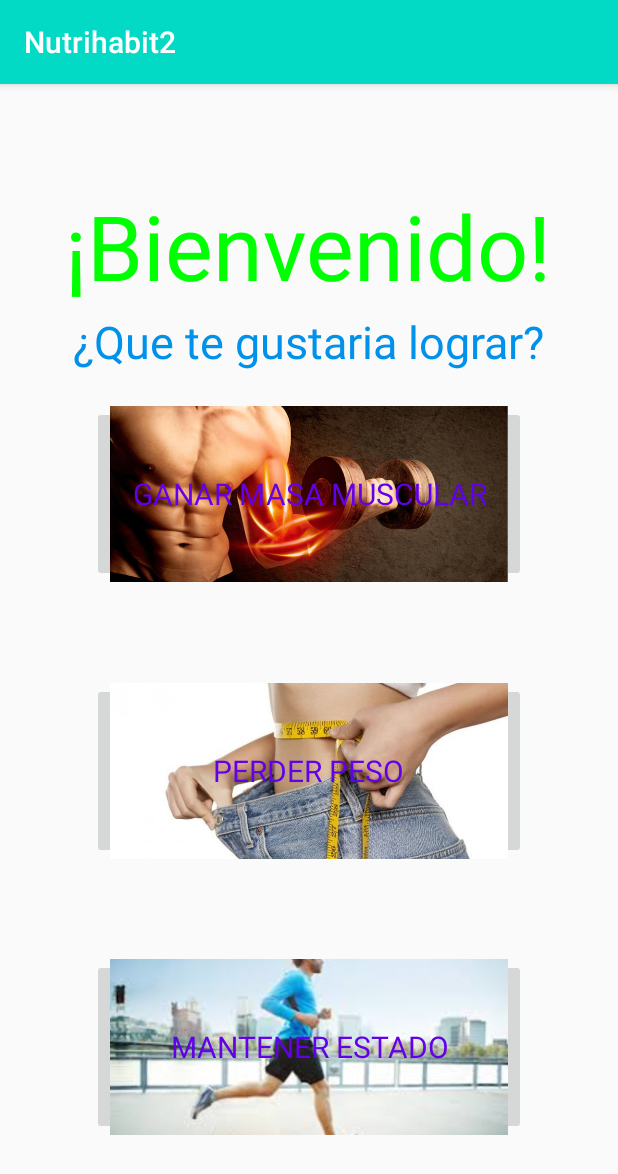
After one commit to juancamiloforero/Nutrihabit2, an Android app: the bienvenidaActivity screen opened directly, with no data from a screen before it, on a phone screen of 412 x 824 dp. The commit adds this screen. Shown: the top 1174 px of the screen. Run offline under Robolectric (Android 15) with nearby library versions, the phone set to English and light mode, and no system bars.

Commit message:
Agregados primeros estilos de letra y activity bienvenida

```diff
--- a/app/src/main/AndroidManifest.xml
+++ b/app/src/main/AndroidManifest.xml
@@ -9,6 +9,7 @@
         android:roundIcon="@mipmap/ic_launcher_round"
         android:supportsRtl="true"
         android:theme="@style/AppTheme">
+        <activity android:name=".bienvenidaActivity"></activity>
         <activity android:name=".MainActivity">
             <intent-filter>
                 <action android:name="android.intent.action.MAIN" />
--- /dev/null
+++ b/app/src/main/java/com/example/nutrihabit2/bienvenidaActivity.java
@@ -0,0 +1,30 @@
+package com.example.nutrihabit2;
+
+import androidx.appcompat.app.AppCompatActivity;
+
+import android.os.Bundle;
+import android.view.View;
+import android.widget.Toast;
+
+public class bienvenidaActivity extends AppCompatActivity {
+
+    @Override
+    protected void onCreate(Bundle savedInstanceState) {
+        super.onCreate(savedInstanceState);
+        setContentView(R.layout.activity_bienvenida);
+    }
+
+    public void onClick(View view) {
+        switch(view.getId()) {
+            case (R.id.btnGanarMasa) :
+                Toast.makeText(this,"MASA MUSCULAR",Toast.LENGTH_SHORT).show();
+                break;
+            case (R.id.btnPerderPeso) :
+                Toast.makeText(this,"PERDER PESO",Toast.LENGTH_SHORT).show();
+                break;
+            case (R.id.btnMantenerEstado) :
+                Toast.makeText(this,"MANTENER ESTADO",Toast.LENGTH_SHORT).show();
+                break;
+        }
+    }
+}
--- /dev/null
+++ b/app/src/main/res/layout/activity_bienvenida.xml
@@ -0,0 +1,122 @@
+<?xml version="1.0" encoding="utf-8"?>
+<androidx.constraintlayout.widget.ConstraintLayout xmlns:android="http://schemas.android.com/apk/res/android"
+    xmlns:app="http://schemas.android.com/apk/res-auto"
+    xmlns:tools="http://schemas.android.com/tools"
+    android:layout_width="match_parent"
+    android:layout_height="match_parent"
+    tools:context=".bienvenidaActivity">
+
+    <TextView
+        android:id="@+id/lblBienvenida"
+        android:layout_width="wrap_content"
+        android:layout_height="wrap_content"
+        android:text="¡Bienvenido!"
+        android:textAppearance="@style/TituloGrande"
+        app:layout_constraintBottom_toTopOf="@id/frmGanarMasa"
+        app:layout_constraintEnd_toEndOf="parent"
+        app:layout_constraintHorizontal_bias="0.494"
+        app:layout_constraintStart_toStartOf="parent"
+        app:layout_constraintTop_toTopOf="parent"
+        />
+
+    <TextView
+        android:id="@+id/lblPregunta"
+        android:layout_width="wrap_content"
+        android:layout_height="60dp"
+        android:text="¿Que te gustaria lograr?"
+        android:textAppearance="@style/TituloMediano"
+        app:layout_constraintBottom_toTopOf="@+id/frmGanarMasa"
+        app:layout_constraintEnd_toEndOf="parent"
+        app:layout_constraintStart_toStartOf="parent"
+        app:layout_constraintTop_toBottomOf="@+id/lblBienvenida" />
+
+    <FrameLayout
+        android:id="@+id/frmGanarMasa"
+        android:layout_width="wrap_content"
+        android:layout_height="wrap_content"
+        app:layout_constraintBottom_toTopOf="@+id/frmPerderPeso"
+        app:layout_constraintEnd_toEndOf="parent"
+        app:layout_constraintStart_toStartOf="parent"
+        app:layout_constraintTop_toBottomOf="@+id/lblBienvenida">
+
+        <ImageButton
+            android:id="@+id/btnGanarMasa"
+            android:layout_width="289dp"
+            android:layout_height="117dp"
+            android:adjustViewBounds="false"
+            android:contentDescription="Ganar Masa Muscular"
+            android:onClick="onClick"
+            android:scaleType="centerCrop"
+            android:visibility="visible"
+            app:srcCompat="@drawable/masa_muscular"
+            tools:visibility="visible" />
+
+        <TextView
+            android:layout_width="wrap_content"
+            android:layout_height="wrap_content"
+            android:layout_gravity="center"
+            android:clickable="false"
+            android:gravity="center"
+            android:text="GANAR MASA MUSCULAR"
+            android:textAppearance="@style/TituloPequenio"></TextView>
+    </FrameLayout>
+
+    <FrameLayout
+        android:id="@+id/frmPerderPeso"
+        android:layout_width="wrap_content"
+        android:layout_height="wrap_content"
+
+        app:layout_constraintBottom_toTopOf="@id/frmMantenerEstado"
+        app:layout_constraintEnd_toEndOf="parent"
+        app:layout_constraintStart_toStartOf="parent"
+        app:layout_constraintTop_toBottomOf="@+id/frmGanarMasa">
+
+        <ImageButton
+            android:id="@+id/btnPerderPeso"
+            android:layout_width="289dp"
+            android:layout_height="117dp"
+            android:scaleType="centerCrop"
+            android:onClick="onClick"
+            app:srcCompat="@drawable/perder_peso" />
+
+        <TextView
+            android:layout_width="wrap_content"
+            android:layout_height="50dp"
+            android:layout_gravity="center"
+            android:clickable="false"
+            android:gravity="center"
+            android:text="PERDER PESO"
+            android:textAppearance="@style/TituloPequenio"></TextView>
+
+    </FrameLayout>
+
+    <FrameLayout
+        android:id="@+id/frmMantenerEstado"
+        android:layout_width="wrap_content"
+        android:layout_height="wrap_content"
+
+        app:layout_constraintBottom_toBottomOf="parent"
+        app:layout_constraintEnd_toEndOf="parent"
+        app:layout_constraintStart_toStartOf="parent"
+        app:layout_constraintTop_toBottomOf="@+id/frmPerderPeso">
+
+        <ImageButton
+            android:id="@+id/btnMantenerEstado"
+            android:layout_width="289dp"
+            android:layout_height="117dp"
+            android:scaleType="centerCrop"
+            android:onClick="onClick"
+            app:srcCompat="@drawable/mantener_estado" />
+
+        <TextView
+            android:layout_width="wrap_content"
+            android:layout_height="50dp"
+            android:layout_gravity="center"
+            android:clickable="false"
+            android:gravity="center"
+            android:text="MANTENER ESTADO"
+            android:textAppearance="@style/TituloPequenio"></TextView>
+    </FrameLayout>
+
+
+</androidx.constraintlayout.widget.ConstraintLayout>
--- a/app/src/main/res/values/styles.xml
+++ b/app/src/main/res/values/styles.xml
@@ -6,5 +6,17 @@
         <item name="colorPrimaryDark">@color/colorPrimaryDark</item>
         <item name="colorAccent">@color/colorAccent</item>
     </style>
-
+    <style name="TituloGrande" parent="TextAppearance.AppCompat">
+        <item name="android:textColor">#00FF00</item>
+        <item name="android:textSize">60dp</item>
+    </style>
+    <style name="TituloMediano" parent="TextAppearance.AppCompat">
+        <item name="android:textColor">#0091EA</item>
+        <item name="android:textSize">30dp</item>
+    </style>
+    <style name="TituloPequenio" parent="TextAppearance.AppCompat">
+        <item name="android:textColor">#6200EA</item>
+        <item name="android:textSize">20dp</item>
+        <item name="android:background">#0091EA</item>
+    </style>
 </resources>
```
Also changed, not shown: app/src/main/res/drawable/mantener_estado.jpeg (added), app/src/main/res/drawable/masa_muscular.jpg (added), app/src/main/res/drawable/perder_peso.jpg (added).
